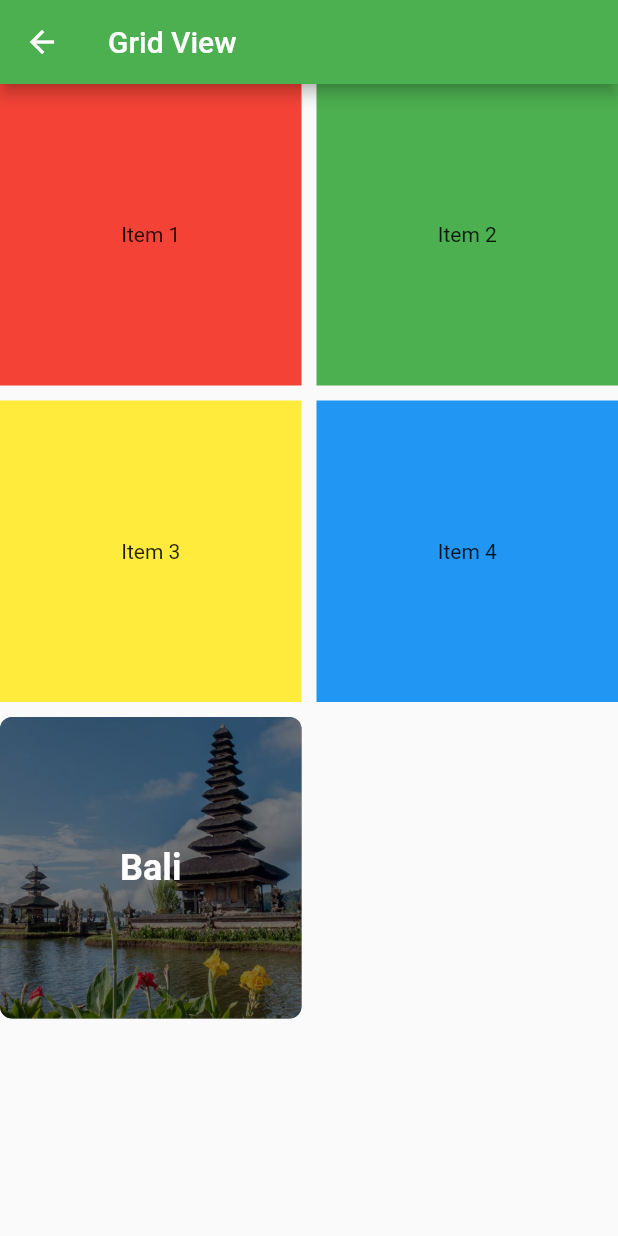
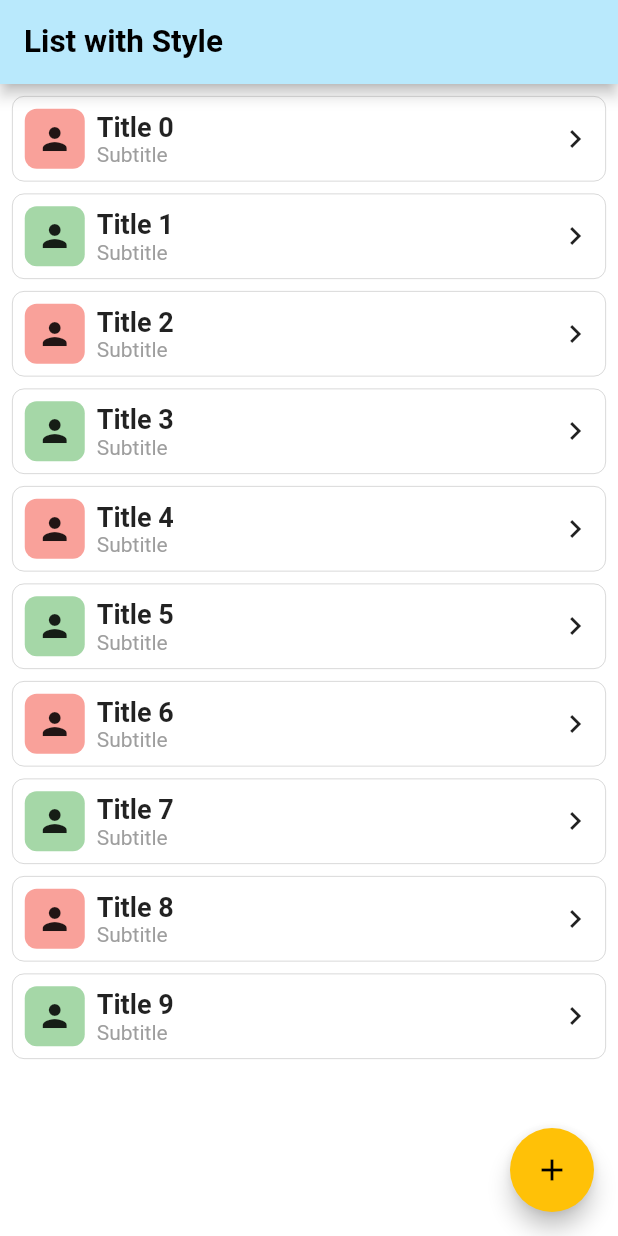
Before and after one commit to ridhooctanio/KI_Flutter_2023, a Flutter app: the screen it shows after launch, on a phone screen of 412 x 824 dp. Run offline on Flutter 3.47's test engine with Material 2 defaults, Android fonts, the phone set to English and light mode, and no system bars.

Commit message:
leaning week 5
Pembelajaran apa yang baru?
Penambahan fitur dark mode
Penambahan Styling

```diff
--- /dev/null
+++ b/lib/example/components/app_theme.dart
@@ -0,0 +1,35 @@
+import 'package:flutter/material.dart';
+
+class AppLightTheme {
+  final primarySwatch = Colors.amber;
+  final appBarTheme = const AppBarTheme(
+    backgroundColor: Color(0xFFB9E9FC),
+    titleTextStyle: TextStyle(
+      fontSize: 21,
+      fontWeight: FontWeight.bold,
+      color: Colors.black,
+    ),
+  );
+  final scaffoldBackgroundColor = Colors.white;
+  final floatingActionButtonTheme = const FloatingActionButtonThemeData(
+    backgroundColor: Colors.amber,
+    foregroundColor: Colors.black,
+  );
+}
+
+class AppDarkTheme {
+  final primarySwatch = Colors.amber;
+  final appBarTheme = const AppBarTheme(
+    backgroundColor: Color(0xFF04293A),
+    titleTextStyle: TextStyle(
+      fontSize: 21,
+      fontWeight: FontWeight.bold,
+      color: Colors.white,
+    ),
+  );
+  final scaffoldBackgroundColor = const Color(0xFF041C32);
+  final floatingActionButtonTheme = const FloatingActionButtonThemeData(
+    backgroundColor: Colors.amber,
+    foregroundColor: Colors.black,
+  );
+}
--- /dev/null
+++ b/lib/example/list+style_screen.dart
@@ -0,0 +1,76 @@
+import 'package:flutter/material.dart';
+import 'package:flutter/src/widgets/framework.dart';
+import 'package:flutter/src/widgets/placeholder.dart';
+
+class ListWithStyleScreen extends StatelessWidget {
+  const ListWithStyleScreen({super.key});
+
+  @override
+  Widget build(BuildContext context) {
+    final isDarkMode = Theme.of(context).brightness == Brightness.dark;
+    return Scaffold(
+      appBar: AppBar(
+        title: const Text('List with Style'),
+        automaticallyImplyLeading: false,
+      ),
+      body: ListView.builder(
+        itemCount: 10,
+        itemBuilder: (context, index) {
+          return Container(
+            padding: const EdgeInsets.all(8),
+            margin: const EdgeInsets.only(top: 8, left: 8, right: 8),
+            decoration: BoxDecoration(
+              border: Border.all(
+                color: isDarkMode
+                    ? Colors.white.withOpacity(0.5)
+                    : Colors.black.withOpacity(0.2),
+                width: 0.5,
+              ),
+              borderRadius: BorderRadius.circular(8),
+            ),
+            child: Row(
+              children: [
+                Container(
+                  padding: const EdgeInsets.all(8),
+                  margin: const EdgeInsets.only(right: 8),
+                  decoration: BoxDecoration(
+                    color: index % 2 == 0
+                        ? Colors.red.withOpacity(0.5)
+                        : Colors.green.withOpacity(0.5),
+                    borderRadius: BorderRadius.circular(8),
+                  ),
+                  child: const Icon(Icons.person),
+                ),
+                Expanded(
+                  child: Column(
+                    crossAxisAlignment: CrossAxisAlignment.start,
+                    children: [
+                      Text(
+                        'Title $index',
+                        style: const TextStyle(
+                          fontSize: 18,
+                          fontWeight: FontWeight.bold,
+                        ),
+                      ),
+                      const Text(
+                        'Subtitle',
+                        style: TextStyle(
+                          color: Colors.grey,
+                        ),
+                      ),
+                    ],
+                  ),
+                ),
+                const Icon(Icons.keyboard_arrow_right),
+              ],
+            ),
+          );
+        },
+      ),
+      floatingActionButton: FloatingActionButton(
+        child: const Icon(Icons.add),
+        onPressed: () {},
+      ),
+    );
+  }
+}
--- a/lib/main.dart
+++ b/lib/main.dart
@@ -3,10 +3,12 @@ import 'package:ki_flutter_2023/auth/login_screen.dart';
 import 'package:ki_flutter_2023/auth/register_screen.dart';
 import 'package:ki_flutter_2023/example/button_screen.dart';
 import 'package:ki_flutter_2023/example/column_screen.dart';
+import 'package:ki_flutter_2023/example/components/app_theme.dart';
 import 'package:ki_flutter_2023/example/custom_screen.dart';
 import 'package:ki_flutter_2023/example/field_screen.dart';
 import 'package:ki_flutter_2023/example/grid_screen.dart';
 import 'package:ki_flutter_2023/example/image_screen.dart';
+import 'package:ki_flutter_2023/example/list+style_screen.dart';
 import 'package:ki_flutter_2023/example/list_view_screen.dart';
 import 'package:ki_flutter_2023/example/row_screen.dart';
 
@@ -20,13 +22,27 @@ class MyApp extends StatelessWidget {
   // This widget is the root of your application.
   @override
   Widget build(BuildContext context) {
+    final lightTheme = AppLightTheme();
+    final darkTheme = AppDarkTheme();
     return MaterialApp(
       title: 'Flutter Demo',
+      themeMode: ThemeMode.system,
       theme: ThemeData(
-        primarySwatch: Colors.green,
+        brightness: Brightness.light,
+        primarySwatch: lightTheme.primarySwatch,
+        appBarTheme: lightTheme.appBarTheme,
+        scaffoldBackgroundColor: lightTheme.scaffoldBackgroundColor,
+        floatingActionButtonTheme: lightTheme.floatingActionButtonTheme,
+      ),
+      darkTheme: ThemeData(
+        brightness: Brightness.dark,
+        primarySwatch: darkTheme.primarySwatch,
+        appBarTheme: darkTheme.appBarTheme,
+        scaffoldBackgroundColor: darkTheme.scaffoldBackgroundColor,
+        floatingActionButtonTheme: darkTheme.floatingActionButtonTheme,
       ),
       debugShowCheckedModeBanner: false,
-      initialRoute: '/gridView',
+      initialRoute: '/listWithStyle',
       routes: {
         '/': (context) => const MyHomePage(title: 'Teks Title'),
         '/column': (context) => const ColumnScreen(),
@@ -39,6 +55,7 @@ class MyApp extends StatelessWidget {
         '/customScroll': (context) => const CustomScrollScreen(),
         '/listView': (context) => const ListViewScreen(),
         '/gridView': (context) => const GridScreen(),
+        '/listWithStyle': (context) => const ListWithStyleScreen(),
       },
     );
   }
```
